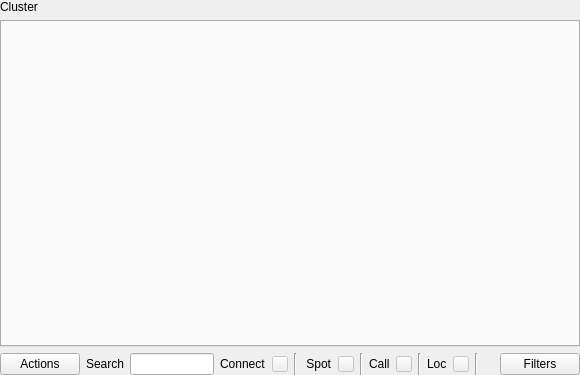
Above: mqt/MqtLogger/clusterclientframe.ui from Rsclub22/Minos2-Mirror before the change. Below: the same form after it.
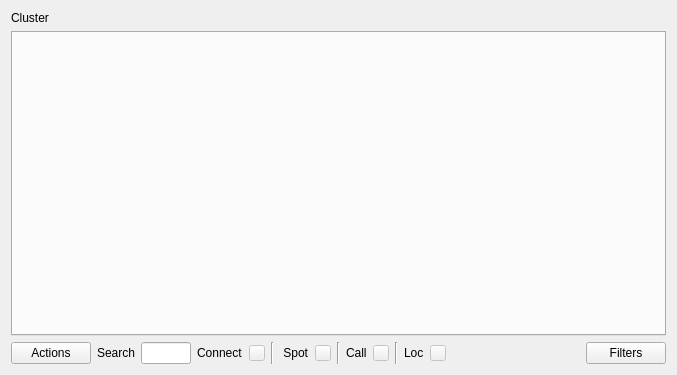
That is the form after the change. Custom widgets are drawn as their Qt base class.

Commit message: Take the scroll areas out of the cluster client

```diff
--- a/mqt/MqtLogger/clusterclientframe.ui
+++ b/mqt/MqtLogger/clusterclientframe.ui
@@ -6,26 +6,17 @@
    <rect>
     <x>0</x>
     <y>0</y>
-    <width>580</width>
+    <width>677</width>
     <height>375</height>
    </rect>
   </property>
   <property name="windowTitle">
    <string>Frame</string>
   </property>
+  <property name="autoFillBackground">
+   <bool>true</bool>
+  </property>
   <layout class="QVBoxLayout" name="verticalLayout">
-   <property name="leftMargin">
-    <number>0</number>
-   </property>
-   <property name="topMargin">
-    <number>0</number>
-   </property>
-   <property name="rightMargin">
-    <number>0</number>
-   </property>
-   <property name="bottomMargin">
-    <number>0</number>
-   </property>
    <item>
     <widget class="QLabel" name="label_6">
      <property name="sizePolicy">
@@ -51,6 +42,9 @@
    </item>
    <item>
     <layout class="QHBoxLayout" name="horizontalLayout">
+     <property name="spacing">
+      <number>6</number>
+     </property>
      <item>
       <widget class="QPushButton" name="actionsButton">
        <property name="focusPolicy">
@@ -144,7 +138,7 @@
         </widget>
        </item>
        <item>
-        <widget class="Line" name="line_4">
+        <widget class="Line" name="line_2">
          <property name="orientation">
           <enum>Qt::Vertical</enum>
          </property>
@@ -209,13 +203,6 @@
          </property>
         </widget>
        </item>
-       <item>
-        <widget class="Line" name="line_2">
-         <property name="orientation">
-          <enum>Qt::Vertical</enum>
-         </property>
-        </widget>
-       </item>
       </layout>
      </item>
      <item>
@@ -225,7 +212,7 @@
        </property>
        <property name="sizeHint" stdset="0">
         <size>
-         <width>40</width>
+         <width>191</width>
          <height>20</height>
         </size>
        </property>
```
The commit also changes 1 other file.
